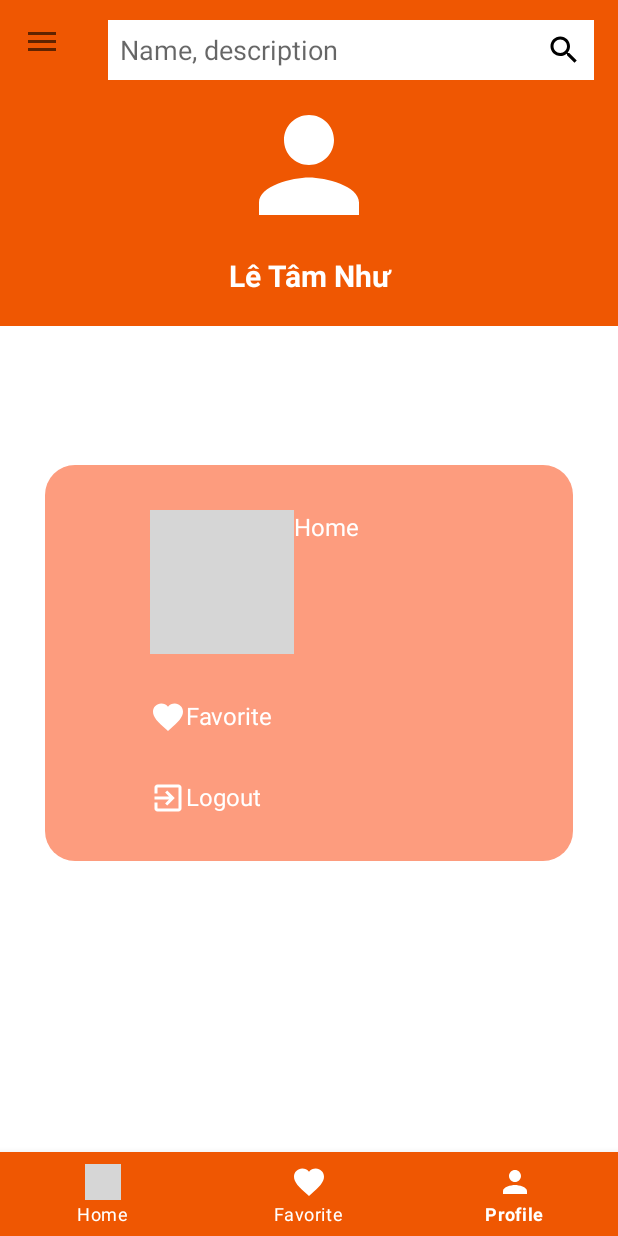
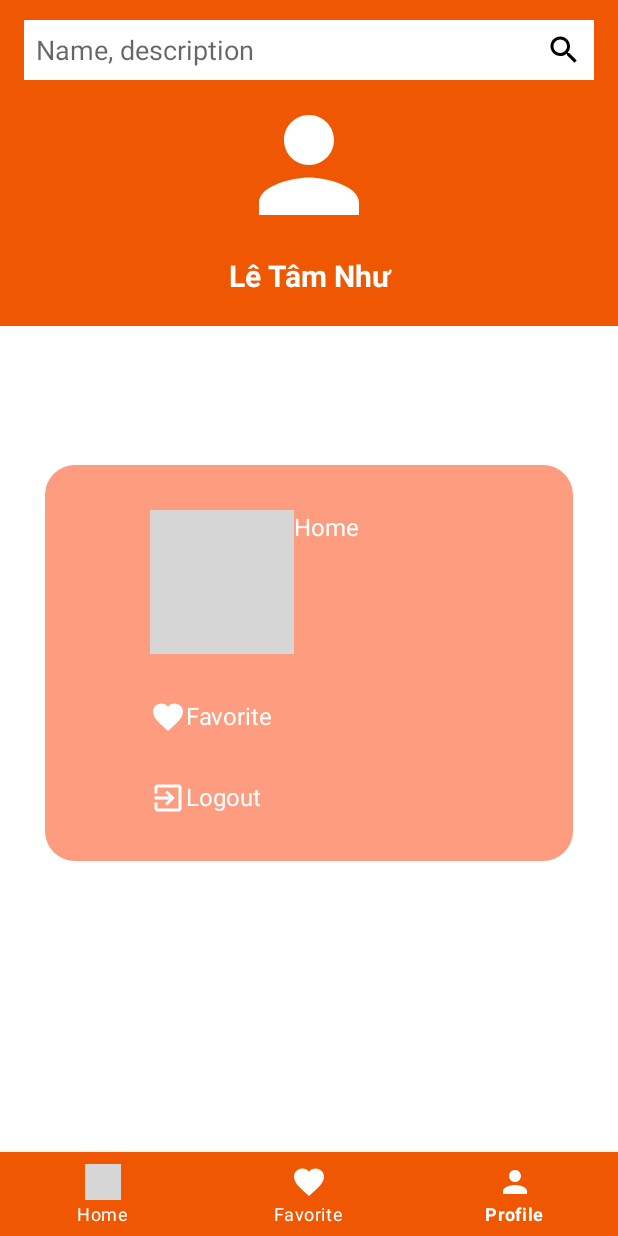
Before and after one commit to KTHanie/DoAn, an Android app: the screen it shows after launch (MainActivity), item 3 of the bottom bar chosen, on a phone screen of 412 x 824 dp. Run offline under Robolectric (Android 15) with nearby library versions, the phone set to English and light mode, and no system bars; 3 statements that could not run were skipped; grey boxes are pictures that could not be loaded.

Commit message:
Sửa nav drawer

```diff
--- a/app/src/main/java/com/doan/MainActivity.java
+++ b/app/src/main/java/com/doan/MainActivity.java
@@ -12,13 +12,9 @@ import androidx.fragment.app.FragmentTransaction;
 import android.os.Bundle;
 import android.view.MenuItem;
 import android.widget.RelativeLayout;
-import android.widget.Toast;
+import com.google.android.material.bottomnavigation.BottomNavigationView;
 
-import com.google.android.material.bottomnavigation.BottomNavigationView;
-import com.google.android.material.navigation.NavigationView;
-import com.makeramen.roundedimageview.RoundedImageView;
-
-public class MainActivity extends AppCompatActivity implements NavigationView.OnNavigationItemSelectedListener{
+public class MainActivity extends AppCompatActivity {
 
     private DrawerLayout drawerLayout;
     Fragment f;
@@ -32,16 +28,6 @@ public class MainActivity extends AppCompatActivity implements NavigationView.On
         toolbar = findViewById(R.id.toolbar); //Ignorered line errors
         setSupportActionBar(toolbar);
         getSupportActionBar().setDisplayShowTitleEnabled(false);
-        drawerLayout = findViewById(R.id.drawer_layout);
-        NavigationView navigationView = findViewById(R.id.nav_view);
-        navigationView.setNavigationItemSelectedListener(this);
-        ActionBarDrawerToggle toggle = new ActionBarDrawerToggle(this, drawerLayout, toolbar, R.string.open_Navigation, R.string.close_Navigation);
-        drawerLayout.addDrawerListener(toggle);
-        toggle.syncState();
-
-        if (savedInstanceState == null) {
-            navigationView.setCheckedItem(R.id.nav_home);
-        }
         BottomNavigationView navigation = (BottomNavigationView) findViewById(R.id.navigation);
         navigation.setOnNavigationItemSelectedListener(mOnNavigationItemSelectedListener);
         f= new HomeFragment();
@@ -79,17 +65,6 @@ public class MainActivity extends AppCompatActivity implements NavigationView.On
         tra.commit();
     }
     @Override
-    public boolean onNavigationItemSelected(@NonNull MenuItem item) {
-        switch (item.getItemId()) {
-            case R.id.nav_exit:
-                Toast.makeText(this, "Logout!", Toast.LENGTH_SHORT).show();
-                break;
-        }
-        drawerLayout.closeDrawer(GravityCompat.START);
-        return true;
-    }
-
-    @Override
     public void onBackPressed() {
         if(drawerLayout.isDrawerOpen(GravityCompat.START))
         {
--- a/app/src/main/res/layout/activity_login.xml
+++ b/app/src/main/res/layout/activity_login.xml
@@ -1,5 +1,6 @@
 <?xml version="1.0" encoding="utf-8"?>
-<androidx.constraintlayout.widget.ConstraintLayout xmlns:android="http://schemas.android.com/apk/res/android"
+<androidx.constraintlayout.widget.ConstraintLayout
+    xmlns:android="http://schemas.android.com/apk/res/android"
     xmlns:app="http://schemas.android.com/apk/res-auto"
     xmlns:tools="http://schemas.android.com/tools"
     android:layout_width="match_parent"
--- a/app/src/main/res/layout/activity_main.xml
+++ b/app/src/main/res/layout/activity_main.xml
@@ -1,5 +1,5 @@
 <?xml version="1.0" encoding="utf-8"?>
-<androidx.drawerlayout.widget.DrawerLayout
+<androidx.constraintlayout.widget.ConstraintLayout
     xmlns:android="http://schemas.android.com/apk/res/android"
     xmlns:app="http://schemas.android.com/apk/res-auto"
     xmlns:tools="http://schemas.android.com/tools"
@@ -14,13 +14,6 @@
         android:layout_width="match_parent"
         android:layout_height="wrap_content"
         android:orientation="vertical">
-
-        <RelativeLayout
-            android:id="@+id/relative"
-            android:layout_width="match_parent"
-            android:layout_height="wrap_content"
-            android:background="@color/orange"
-            android:minHeight="?attr/actionBarSize">
 
         <androidx.appcompat.widget.Toolbar
             android:id="@+id/toolbar"
@@ -44,26 +37,10 @@
                 android:drawableRight="@drawable/ic_search_black"
                 android:hint="Name, description"
                 android:padding="8dp"
-                    android:paddingLeft="15dp"/>
+                android:paddingLeft="15dp" />
         </androidx.appcompat.widget.Toolbar>
-        </RelativeLayout>
 
-        <FrameLayout
-            android:id="@+id/fragment_container"
-            android:layout_width="match_parent"
-            android:layout_height="match_parent" />
     </LinearLayout>
-    <com.google.android.material.navigation.NavigationView
-        android:layout_width="wrap_content"
-        android:layout_height="match_parent"
-        android:id="@+id/nav_view"
-        android:layout_gravity="start"
-        app:headerLayout="@layout/nav_header"
-        app:menu="@menu/nav_menu"
-        app:itemIconTint="@color/gray"
-        app:itemTextColor="@color/black">
-
-    </com.google.android.material.navigation.NavigationView>
 
     <androidx.coordinatorlayout.widget.CoordinatorLayout xmlns:android="http://schemas.android.com/apk/res/android"
         xmlns:app="http://schemas.android.com/apk/res-auto"
@@ -92,4 +69,4 @@
         app:menu="@menu/navigation" />
 </androidx.coordinatorlayout.widget.CoordinatorLayout>
 
-</androidx.drawerlayout.widget.DrawerLayout>
+</androidx.constraintlayout.widget.ConstraintLayout>
--- a/app/src/main/res/layout/nav_header.xml
+++ /dev/null
@@ -1,23 +0,0 @@
-<?xml version="1.0" encoding="utf-8"?>
-<LinearLayout
-    xmlns:android="http://schemas.android.com/apk/res/android"
-    android:layout_width="match_parent"
-    android:layout_height="150dp"
-    android:background="@color/orange"
-    android:gravity="bottom"
-    android:padding="16dp"
-    android:theme="@style/Theme.AppCompat.Light.NoActionBar"
-    >
-    <ImageView
-        android:layout_width="131dp"
-        android:layout_height="30dp"
-        android:layout_marginLeft="0dp"
-        >
-    </ImageView>
-    <TextView
-        android:layout_width="wrap_content"
-        android:layout_height="wrap_content"
-        android:layout_marginBottom="16dp"
-        android:textColor="@color/white"
-        android:textSize="14sp" />
-</LinearLayout>
--- a/app/src/main/res/menu/nav_menu.xml
+++ /dev/null
@@ -1,34 +0,0 @@
-<?xml version="1.0" encoding="utf-8"?>
-<menu
-    xmlns:android="http://schemas.android.com/apk/res/android"
-    xmlns:tools="http://schemas.android.com/tools"
-    tools:showIn="navigation_view">
-    <group
-        android:checkableBehavior="single">
-        <item
-            android:id="@+id/nav_home"
-            android:icon="@drawable/ic_home"
-            android:title="Home" />
-        <item
-            android:id="@+id/nav_settings"
-            android:icon="@drawable/ic_settings"
-            android:title="Settings" />
-        <item
-            android:id="@+id/nav_share"
-            android:icon="@drawable/ic_share"
-            android:title="Share" />
-        <item
-            android:id="@+id/nav_about"
-            android:icon="@drawable/ic_info"
-            android:title="About" />
-    </group>
-    <item
-        android:title="">
-        <menu>
-            <item
-                android:id="@+id/nav_exit"
-                android:icon="@drawable/ic_exit"
-                android:title="Logout"></item>
-        </menu>
-    </item>
-</menu>
```
Lines whose indentation alone changed are shown as unchanged.
